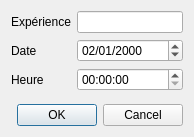
dimdub34/le2m_bordereaux, file le2mBordereauxGui/le2mBordereaux_gui_requete.ui: the form before one commit.
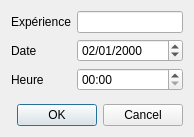
The form after the commit.

Commit message: Change time format in the dialog to create ORSEE request

Patch:
```diff
--- a/le2mBordereauxGui/le2mBordereaux_gui_requete.ui
+++ b/le2mBordereauxGui/le2mBordereaux_gui_requete.ui
@@ -62,7 +62,11 @@
       </widget>
      </item>
      <item row="2" column="1">
-      <widget class="QTimeEdit" name="timeEdit"/>
+      <widget class="QTimeEdit" name="timeEdit">
+       <property name="displayFormat">
+        <string>HH:mm</string>
+       </property>
+      </widget>
      </item>
     </layout>
    </item>
```
The commit also changes 1 other file.
